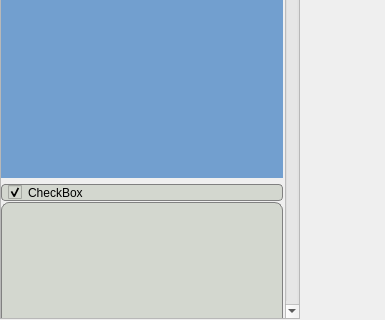
This is rightArea.ui in cuby-tec/mitoPrinter as Qt 5 draws it before an edit; both pictures show x 0 to 385 and y 422 to 742 of the 385 by 742 pixel window. The edited form follows.
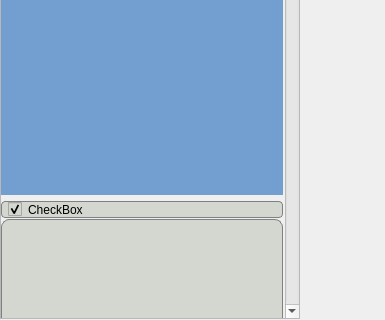
This is the edited form.

```diff
--- a/rightArea.ui
+++ b/rightArea.ui
@@ -168,7 +168,7 @@
         <property name="minimumSize">
          <size>
           <width>0</width>
-          <height>347</height>
+          <height>364</height>
          </size>
         </property>
         <property name="maximumSize">
```
